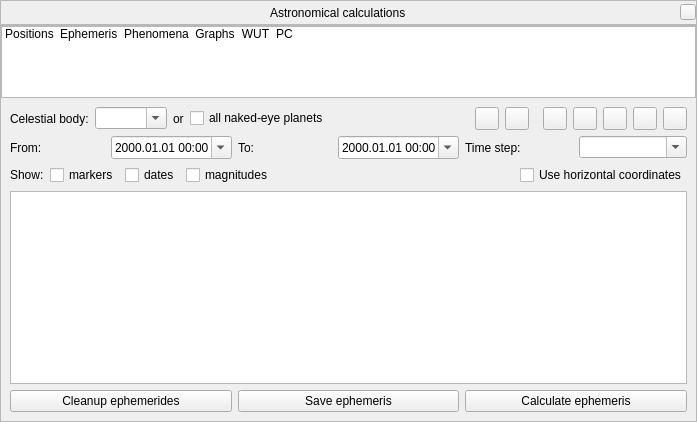
Above: src/gui/astroCalcDialog.ui from 519984307/stellarium_src before the change. Below: the same form after it.
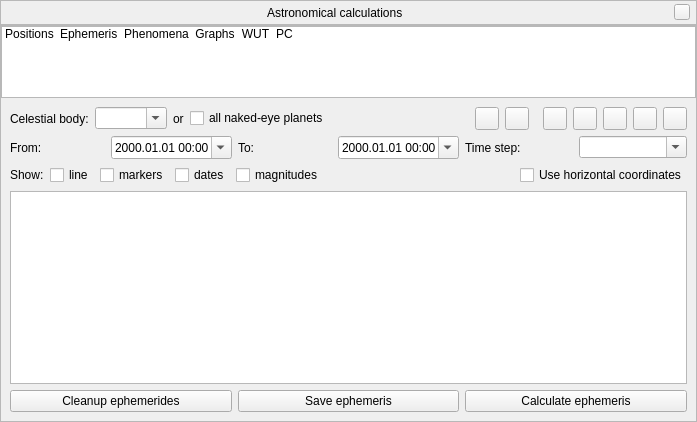
That is the form after the change. The open tabs and pages were chosen to show the change. Icons and pictures are not drawn. Custom widgets are drawn as their Qt base class.

Commit message: Added connecting line between the ephemeris markers (#805)

```diff
--- a/src/gui/astroCalcDialog.ui
+++ b/src/gui/astroCalcDialog.ui
@@ -51,7 +51,7 @@
        <number>0</number>
       </property>
       <property name="rightMargin">
-       <number>0</number>
+       <number>6</number>
       </property>
       <property name="bottomMargin">
        <number>0</number>
@@ -427,6 +427,13 @@
               </property>
              </widget>
             </item>
+            <item>
+             <widget class="QCheckBox" name="ephemerisShowLineCheckBox">
+              <property name="text">
+               <string>line</string>
+              </property>
+             </widget>
+            </item>
             <item>
              <widget class="QCheckBox" name="ephemerisShowMarkersCheckBox">
               <property name="toolTip">
```
The commit also changes 3 other files.
